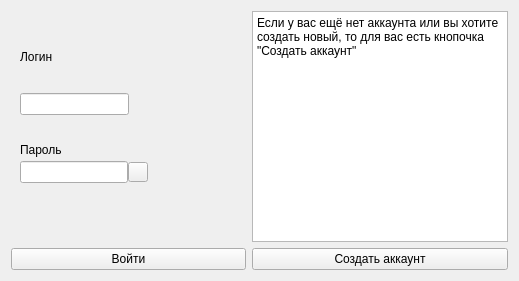
Above: src/windowsNedoRello/firstWindow/firstwindow.ui from GanenSS/NedoRello before the change. Below: the same form after it.
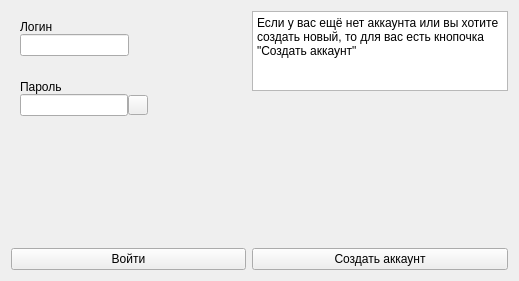
That is the form after the change. Icons and pictures are not drawn.

The edit to the form file:
```diff
--- a/src/windowsNedoRello/firstWindow/firstwindow.ui
+++ b/src/windowsNedoRello/firstWindow/firstwindow.ui
@@ -25,21 +25,10 @@
   <property name="windowTitle">
    <string>NedoRello</string>
   </property>
+  <property name="styleSheet">
+   <string notr="true">background-image: url(:/Assets/bg.png);</string>
+  </property>
   <layout class="QGridLayout" name="gridLayout">
-   <item row="0" column="1" rowspan="2">
-    <widget class="QTextBrowser" name="textBrowser">
-     <property name="html">
-      <string>&lt;!DOCTYPE HTML PUBLIC &quot;-//W3C//DTD HTML 4.0//EN&quot; &quot;http://www.w3.org/TR/REC-html40/strict.dtd&quot;&gt;
-&lt;html&gt;&lt;head&gt;&lt;meta name=&quot;qrichtext&quot; content=&quot;1&quot; /&gt;&lt;meta charset=&quot;utf-8&quot; /&gt;&lt;style type=&quot;text/css&quot;&gt;
-p, li { white-space: pre-wrap; }
-hr { height: 1px; border-width: 0; }
-li.unchecked::marker { content: &quot;\2610&quot;; }
-li.checked::marker { content: &quot;\2612&quot;; }
-&lt;/style&gt;&lt;/head&gt;&lt;body style=&quot; font-family:'Segoe UI'; font-size:9pt; font-weight:400; font-style:normal;&quot;&gt;
-&lt;p style=&quot; margin-top:0px; margin-bottom:0px; margin-left:0px; margin-right:0px; -qt-block-indent:0; text-indent:0px;&quot;&gt;Если у вас ещё нет аккаунта или вы хотите создать новый, то для вас есть кнопочка &amp;quot;Создать аккаунт&amp;quot;&lt;/p&gt;&lt;/body&gt;&lt;/html&gt;</string>
-     </property>
-    </widget>
-   </item>
    <item row="0" column="0">
     <widget class="QWidget" name="widget_2" native="true">
      <layout class="QVBoxLayout" name="verticalLayout_2">
@@ -60,6 +49,9 @@
         </item>
         <item>
          <layout class="QHBoxLayout" name="horizontalLayoutLogin">
+          <property name="spacing">
+           <number>0</number>
+          </property>
           <item>
            <widget class="QLineEdit" name="editLogin"/>
           </item>
@@ -83,6 +75,46 @@
      </layout>
     </widget>
    </item>
+   <item row="0" column="1" rowspan="2">
+    <layout class="QVBoxLayout" name="verticalLayout_3">
+     <item>
+      <widget class="QTextBrowser" name="textBrowser">
+       <property name="maximumSize">
+        <size>
+         <width>300</width>
+         <height>80</height>
+        </size>
+       </property>
+       <property name="styleSheet">
+        <string notr="true">background-image: url(:/bg.png);</string>
+       </property>
+       <property name="html">
+        <string>&lt;!DOCTYPE HTML PUBLIC &quot;-//W3C//DTD HTML 4.0//EN&quot; &quot;http://www.w3.org/TR/REC-html40/strict.dtd&quot;&gt;
+&lt;html&gt;&lt;head&gt;&lt;meta name=&quot;qrichtext&quot; content=&quot;1&quot; /&gt;&lt;meta charset=&quot;utf-8&quot; /&gt;&lt;style type=&quot;text/css&quot;&gt;
+p, li { white-space: pre-wrap; }
+hr { height: 1px; border-width: 0; }
+li.unchecked::marker { content: &quot;\2610&quot;; }
+li.checked::marker { content: &quot;\2612&quot;; }
+&lt;/style&gt;&lt;/head&gt;&lt;body style=&quot; font-family:'Segoe UI'; font-size:9pt; font-weight:400; font-style:normal;&quot;&gt;
+&lt;p style=&quot; margin-top:0px; margin-bottom:0px; margin-left:0px; margin-right:0px; -qt-block-indent:0; text-indent:0px;&quot;&gt;Если у вас ещё нет аккаунта или вы хотите создать новый, то для вас есть кнопочка &amp;quot;Создать аккаунт&amp;quot;&lt;/p&gt;&lt;/body&gt;&lt;/html&gt;</string>
+       </property>
+      </widget>
+     </item>
+     <item>
+      <spacer name="verticalSpacer">
+       <property name="orientation">
+        <enum>Qt::Vertical</enum>
+       </property>
+       <property name="sizeHint" stdset="0">
+        <size>
+         <width>20</width>
+         <height>40</height>
+        </size>
+       </property>
+      </spacer>
+     </item>
+    </layout>
+   </item>
    <item row="1" column="0">
     <widget class="QWidget" name="widget" native="true">
      <layout class="QVBoxLayout" name="verticalLayout">
@@ -125,8 +157,8 @@
              <string/>
             </property>
             <property name="icon">
-             <iconset resource="../../../Assets/resources.qrc">
-              <normaloff>:/visibility.png</normaloff>:/visibility.png</iconset>
+             <iconset resource="../../../resourse.qrc">
+              <normaloff>:/Assets/visibility.png</normaloff>:/Assets/visibility.png</iconset>
             </property>
            </widget>
           </item>
@@ -157,20 +189,33 @@
      </layout>
     </widget>
    </item>
-   <item row="2" column="1">
-    <widget class="QPushButton" name="buttonRegistration">
-     <property name="text">
-      <string>Создать аккаунт</string>
-     </property>
-    </widget>
-   </item>
    <item row="2" column="0">
+    <spacer name="verticalSpacer_2">
+     <property name="orientation">
+      <enum>Qt::Vertical</enum>
+     </property>
+     <property name="sizeHint" stdset="0">
+      <size>
+       <width>20</width>
+       <height>31</height>
+      </size>
+     </property>
+    </spacer>
+   </item>
+   <item row="3" column="0">
     <widget class="QPushButton" name="buttonEnter">
      <property name="text">
       <string>Войти</string>
      </property>
     </widget>
    </item>
+   <item row="3" column="1">
+    <widget class="QPushButton" name="buttonRegistration">
+     <property name="text">
+      <string>Создать аккаунт</string>
+     </property>
+    </widget>
+   </item>
   </layout>
  </widget>
  <resources>
```
Left out of the diff: 2 changed lines with no effect on the pictures.
